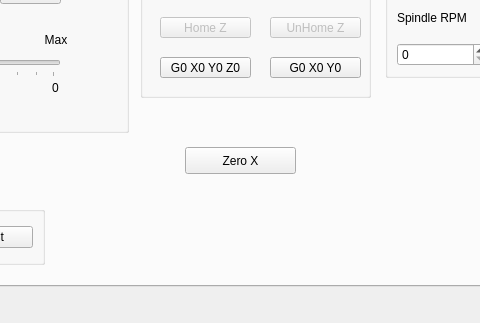
First picture: the form in examples/mill_3/mill_3.ui, repository jethornton/flexgui, before the edit; both pictures show x 172 to 652 and y 347 to 670 of the 918 by 670 pixel window.
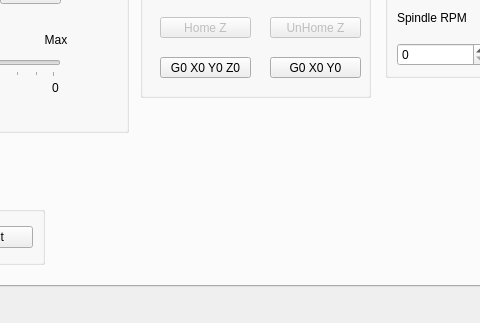
Second picture: the form after the edit. The open tabs and pages were chosen to show the change.

```diff
--- a/examples/mill_3/mill_3.ui
+++ b/examples/mill_3/mill_3.ui
@@ -1468,19 +1468,6 @@
        </property>
       </widget>
      </widget>
-     <widget class="QPushButton" name="zero_x_pb">
-      <property name="geometry">
-       <rect>
-        <x>345</x>
-        <y>295</y>
-        <width>111</width>
-        <height>27</height>
-       </rect>
-      </property>
-      <property name="text">
-       <string>Zero X</string>
-      </property>
-     </widget>
     </widget>
     <widget class="QWidget" name="tab_3">
      <attribute name="title">
```
Left out of the diff: 42 changed lines with no effect on the pictures.
